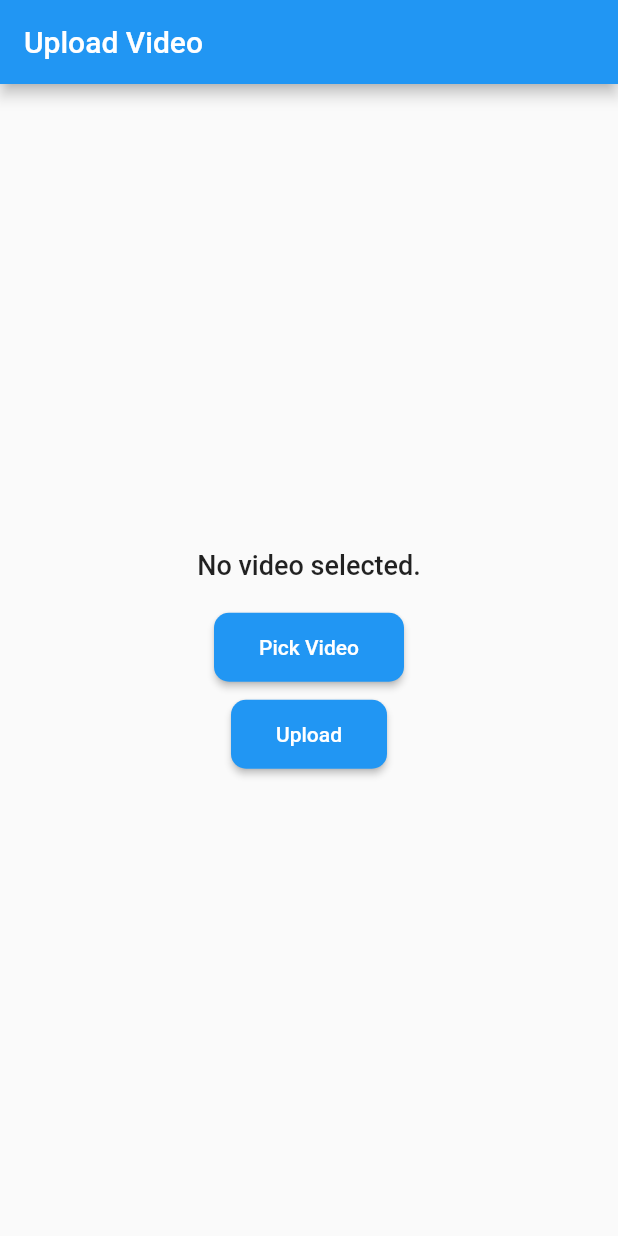
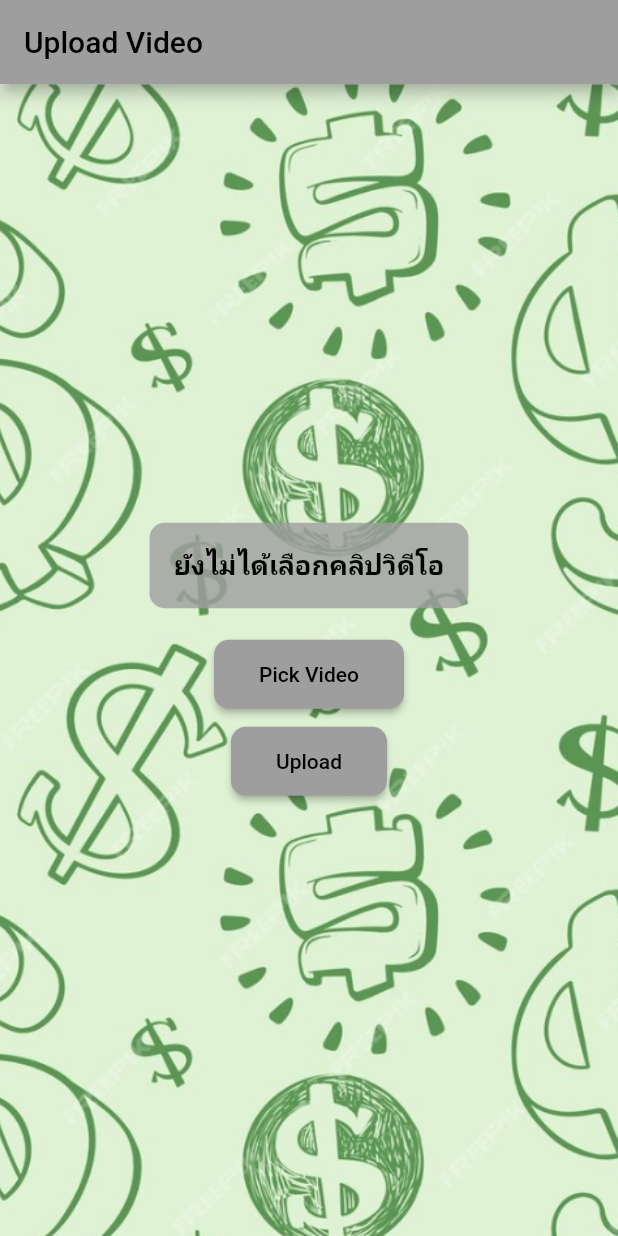
Before and after one commit to ChanonOonna/APPLICATIONAI, a Flutter app: the screen it shows after launch, on a phone screen of 412 x 824 dp. Run offline on Flutter 3.47's test engine with Material 2 defaults, Android fonts, the phone set to English and light mode, and no system bars; our stand-ins replace audioplayers, video_player; missing offline and left inert: dart:html.

Commit message:
ตกแต่งเสร็จเเล้ว

```diff
--- a/aiapp/lib/main.dart
+++ b/aiapp/lib/main.dart
@@ -1,5 +1,6 @@
 import 'dart:html' as html;
 import 'package:flutter/material.dart';
+import 'package:audioplayers/audioplayers.dart';
 import 'service.dart';
 import 'result.dart';
 
@@ -9,7 +10,7 @@ class MyApp extends StatelessWidget {
     return MaterialApp(
       title: 'Video Upload App',
       theme: ThemeData(
-        primarySwatch: Colors.blue,
+        primarySwatch: Colors.grey,
         visualDensity: VisualDensity.adaptivePlatformDensity,
       ),
       home: UploadPage(),
@@ -25,10 +26,13 @@ class UploadPage extends StatefulWidget {
 class _UploadPageState extends State<UploadPage> {
   html.File? _videoFile;
   final ApiService apiService = ApiService('ws://localhost:4000');
-  bool _isProcessing = false; // เพิ่มตัวแปรสถานะการประมวลผล
+  bool _isProcessing = false;
+  final AudioPlayer audioPlayer = AudioPlayer();
+  final AudioCache player = AudioCache();
 
   Future<void> _pickVideo() async {
-    final html.FileUploadInputElement uploadInput = html.FileUploadInputElement();
+    final html.FileUploadInputElement uploadInput =
+        html.FileUploadInputElement();
     uploadInput.accept = 'video/*';
     uploadInput.click();
 
@@ -41,11 +45,12 @@ class _UploadPageState extends State<UploadPage> {
     });
   }
 
-  // ฟังก์ชันเพื่อแสดง popup ระหว่างการประมวลผล พร้อมปุ่มยกเลิก
   Future<void> _showProcessingDialog(BuildContext context) {
+    player.play('sound.mp3');
+
     return showDialog(
       context: context,
-      barrierDismissible: false, // ห้ามปิด popup จนกว่าจะกดยกเลิก
+      barrierDismissible: false,
       builder: (BuildContext context) {
         return StatefulBuilder(
           builder: (context, setState) {
@@ -60,11 +65,12 @@ class _UploadPageState extends State<UploadPage> {
               actions: [
                 TextButton(
                   onPressed: () {
-                    // หยุดการประมวลผลและปิด popup
+                    player.play('sound1.mp3');
                     setState(() {
                       _isProcessing = false;
                     });
-                    Navigator.pop(context); // ปิด popup
+                    Navigator.pop(context);
+                    audioPlayer.stop();
                   },
                   child: Text('Cancel'),
                 ),
@@ -79,22 +85,28 @@ class _UploadPageState extends State<UploadPage> {
   Future<void> _uploadVideo() async {
     if (_videoFile != null) {
       setState(() {
-        _isProcessing = true; // เริ่มประมวลผล
+        _isProcessing = true;
       });
 
-      // แสดง popup ระหว่างประมวลผล
       _showProcessingDialog(context);
 
       apiService.sendVideo(_videoFile!);
+
       apiService.listenForResults((videoUrl) {
         if (_isProcessing) {
-          Navigator.pop(context); // ปิด popup เมื่อประมวลผลเสร็จ
+          Navigator.pop(context);
+          setState(() {
+            _isProcessing = false;
+          });
+
           Navigator.push(
             context,
             MaterialPageRoute(
               builder: (context) => ResultPage(videoUrl: videoUrl),
             ),
           );
+
+          audioPlayer.stop();
         }
       });
     }
@@ -104,22 +116,51 @@ class _UploadPageState extends State<UploadPage> {
   Widget build(BuildContext context) {
     return Scaffold(
       appBar: AppBar(title: Text('Upload Video')),
-      body: Center(
+      body: Container(
+        decoration: BoxDecoration(
+          image: DecorationImage(
+            image: AssetImage('assets/pic1.png'), // ใส่ภาพพื้นหลังที่นี่
+            fit: BoxFit.cover, // กำหนดให้ภาพเต็มพื้นที่
+          ),
+        ),
+        child: Center(
           child: Padding(
             padding: const EdgeInsets.all(16.0),
             child: Column(
               mainAxisAlignment: MainAxisAlignment.center,
               children: [
-              _videoFile == null
-                  ? Text('No video selected.', style: TextStyle(fontSize: 18, fontWeight: FontWeight.w500))
-                  : Text('Selected video: ${_videoFile!.name}', style: TextStyle(fontSize: 18, fontWeight: FontWeight.w500)),
+                Container(
+                  padding: EdgeInsets.all(16), // เพิ่ม padding
+                  decoration: BoxDecoration(
+                    color: Colors.grey.withOpacity(0.8), // กำหนดสีพื้นหลังโปร่งแสง
+                    borderRadius: BorderRadius.circular(10), // ทำให้มุมมน
+                  ),
+                  child: _videoFile == null
+                      ? Text(
+                          'ยังไม่ได้เลือกคลิปวิดีโอ',
+                          style: TextStyle(
+                            fontSize: 18,
+                            fontWeight: FontWeight.bold,
+                            color: Colors.black, // เปลี่ยนสีตัวอักษรให้ชัดเจนขึ้น
+                          ),
+                        )
+                      : Text(
+                          'ได้เลือก : ${_videoFile!.name} เเล้ว',
+                          style: TextStyle(
+                            fontSize: 18,
+                            fontWeight: FontWeight.bold,
+                            color: Colors.black, // เปลี่ยนสีตัวอักษรให้ชัดเจนขึ้น
+                          ),
+                        ),
+                ),
                 SizedBox(height: 20),
                 ElevatedButton(
                   onPressed: _pickVideo,
                   child: Text('Pick Video'),
                   style: ElevatedButton.styleFrom(
                     padding: EdgeInsets.symmetric(horizontal: 30, vertical: 15),
-                  shape: RoundedRectangleBorder(borderRadius: BorderRadius.circular(10)),
+                    shape: RoundedRectangleBorder(
+                        borderRadius: BorderRadius.circular(10)),
                   ),
                 ),
                 SizedBox(height: 10),
@@ -128,10 +169,12 @@ class _UploadPageState extends State<UploadPage> {
                   child: Text('Upload'),
                   style: ElevatedButton.styleFrom(
                     padding: EdgeInsets.symmetric(horizontal: 30, vertical: 15),
-                  shape: RoundedRectangleBorder(borderRadius: BorderRadius.circular(10)),
+                    shape: RoundedRectangleBorder(
+                        borderRadius: BorderRadius.circular(10)),
                   ),
                 ),
               ],
+            ),
           ),
         ),
       ),
```
Also changed, not shown: aiapp/lib/first.dart (added, +91 -0 lines), aiapp/lib/result.dart (+22 -4 lines), aiapp/pubspec.yaml (+8 -1 lines), aiapp/assets/pic1.jpg (added), aiapp/assets/pic1.png (added), 4 other files. Lines whose indentation alone changed are shown as unchanged.
